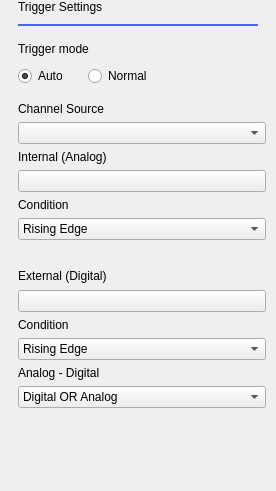
analogdevicesinc/scopy, file ui/trigger_settings.ui: the form before one commit.
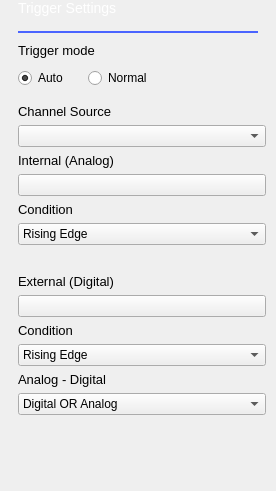
The form after the commit. Custom widgets are drawn as their Qt base class.

```diff
--- a/ui/trigger_settings.ui
+++ b/ui/trigger_settings.ui
@@ -33,7 +33,7 @@
   </property>
   <layout class="QVBoxLayout" name="verticalLayout">
    <property name="spacing">
-    <number>6</number>
+    <number>0</number>
    </property>
    <property name="leftMargin">
     <number>18</number>
@@ -49,6 +49,12 @@
    </property>
    <item>
     <widget class="QLabel" name="label_title">
+     <property name="styleSheet">
+      <string notr="true">color: white;
+	font-size: 14px;
+	font-weight: normal;
+</string>
+     </property>
      <property name="text">
       <string>Trigger Settings</string>
      </property>
@@ -64,8 +70,8 @@
      </property>
      <property name="sizeHint" stdset="0">
       <size>
-       <width>10</width>
-       <height>4</height>
+       <width>0</width>
+       <height>15</height>
       </size>
      </property>
     </spacer>
@@ -109,7 +115,7 @@
         <x>0</x>
         <y>0</y>
         <width>250</width>
-        <height>440</height>
+        <height>447</height>
        </rect>
       </property>
       <layout class="QVBoxLayout" name="verticalLayout_4">
@@ -138,6 +144,9 @@
          </property>
          <item>
           <widget class="QLabel" name="label">
+           <property name="styleSheet">
+            <string notr="true">font-size: 13px;</string>
+           </property>
            <property name="text">
             <string>Trigger mode</string>
            </property>
@@ -199,6 +208,9 @@
            <verstretch>0</verstretch>
           </sizepolicy>
          </property>
+         <property name="styleSheet">
+          <string notr="true">font-size: 13px;</string>
+         </property>
          <property name="text">
           <string>Channel Source</string>
          </property>
@@ -219,6 +231,9 @@
        </item>
        <item>
         <widget class="QLabel" name="lbl_internal">
+         <property name="styleSheet">
+          <string notr="true">font-size: 13px;</string>
+         </property>
          <property name="text">
           <string>Internal (Analog)</string>
          </property>
@@ -257,6 +272,9 @@
               <verstretch>0</verstretch>
              </sizepolicy>
             </property>
+            <property name="styleSheet">
+             <string notr="true">font-size: 13px;</string>
+            </property>
             <property name="text">
              <string>Condition</string>
             </property>
@@ -340,6 +358,9 @@
            <height>16</height>
           </size>
          </property>
+         <property name="styleSheet">
+          <string notr="true">font-size: 13px;</string>
+         </property>
          <property name="text">
           <string>External (Digital)</string>
          </property>
@@ -378,6 +399,9 @@
               <verstretch>0</verstretch>
              </sizepolicy>
             </property>
+            <property name="styleSheet">
+             <string notr="true">font-size: 13px;</string>
+            </property>
             <property name="text">
              <string>Condition</string>
             </property>
@@ -432,6 +456,9 @@
            <verstretch>0</verstretch>
           </sizepolicy>
          </property>
+         <property name="styleSheet">
+          <string notr="true">font-size: 13px;</string>
+         </property>
          <property name="text">
           <string>Analog - Digital</string>
          </property>
```
